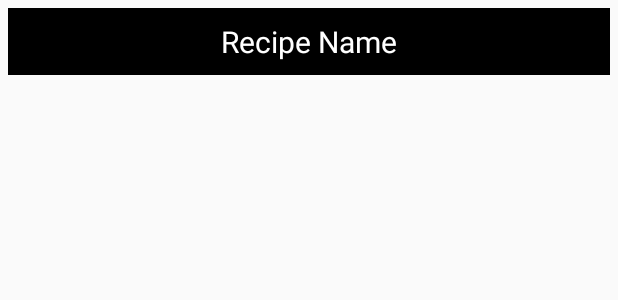
After one commit to ambarara123/BakingApp, an Android app: the layout recipe_list.xml on its own in the app's theme, with its tools: preview values and no code run, on a phone screen of 412 x 824 dp. The commit adds this screen. Shown: the top 300 px of the screen. Run offline under Robolectric (Android 15) with nearby library versions, the phone set to English and light mode, and no system bars.

Commit message:
Recipe name added in recyclerView!

```diff
--- a/app/src/main/AndroidManifest.xml
+++ b/app/src/main/AndroidManifest.xml
@@ -1,6 +1,9 @@
 <?xml version="1.0" encoding="utf-8"?>
 <manifest xmlns:android="http://schemas.android.com/apk/res/android"
     package="com.android.bakingapp">
+
+    <uses-permission android:name="android.permission.ACCESS_NETWORK_STATE" />
+    <uses-permission android:name="android.permission.INTERNET" />
 
     <application
         android:allowBackup="true"
@@ -9,13 +12,14 @@
         android:roundIcon="@mipmap/ic_launcher_round"
         android:supportsRtl="true"
         android:theme="@style/AppTheme">
-        <activity android:name=".MainActivity">
+        <activity android:name="com.akumar.bakingapp.MainActivity">
             <intent-filter>
                 <action android:name="android.intent.action.MAIN" />
 
                 <category android:name="android.intent.category.LAUNCHER" />
             </intent-filter>
         </activity>
+        <activity android:name="com.akumar.bakingapp.DetailActivity"></activity>
     </application>
 
 </manifest>
--- /dev/null
+++ b/app/src/main/res/layout/recipe_list.xml
@@ -0,0 +1,24 @@
+<?xml version="1.0" encoding="utf-8"?>
+<RelativeLayout xmlns:android="http://schemas.android.com/apk/res/android"
+    android:layout_width="match_parent"
+    android:layout_height="wrap_content"
+    android:background="#000"
+    android:layout_margin="5dp"
+    android:id="@+id/relativelayout"
+    xmlns:tools="http://schemas.android.com/tools"
+    android:layout_gravity="center_horizontal">
+
+    <TextView
+        android:layout_width="match_parent"
+        android:layout_height="wrap_content"
+        android:layout_margin="5dp"
+        android:padding="3dp"
+        android:id="@+id/recipeName"
+        android:textColor="#fff"
+        android:textSize="20sp"
+        tools:text="Recipe Name"
+        android:gravity="center"
+        />
+
+
+</RelativeLayout>
```
Also changed, not shown: app/build.gradle (+8 -2 lines), app/src/main/java/com/akumar/Utilities/RecipeList.java (added, +44 -0 lines), app/src/main/java/com/akumar/adapters/RecipeAdapter.java (added, +73 -0 lines), app/src/main/java/com/akumar/bakingapp/DetailActivity.java (renamed from app/src/main/java/com/android/bakingapp/MainActivity.java, +5 -3 lines), app/src/main/res/layout/activity_detail.xml (added, +9 -0 lines), app/src/main/res/layout/activity_main.xml (+15 -11 lines), 2 other files.
